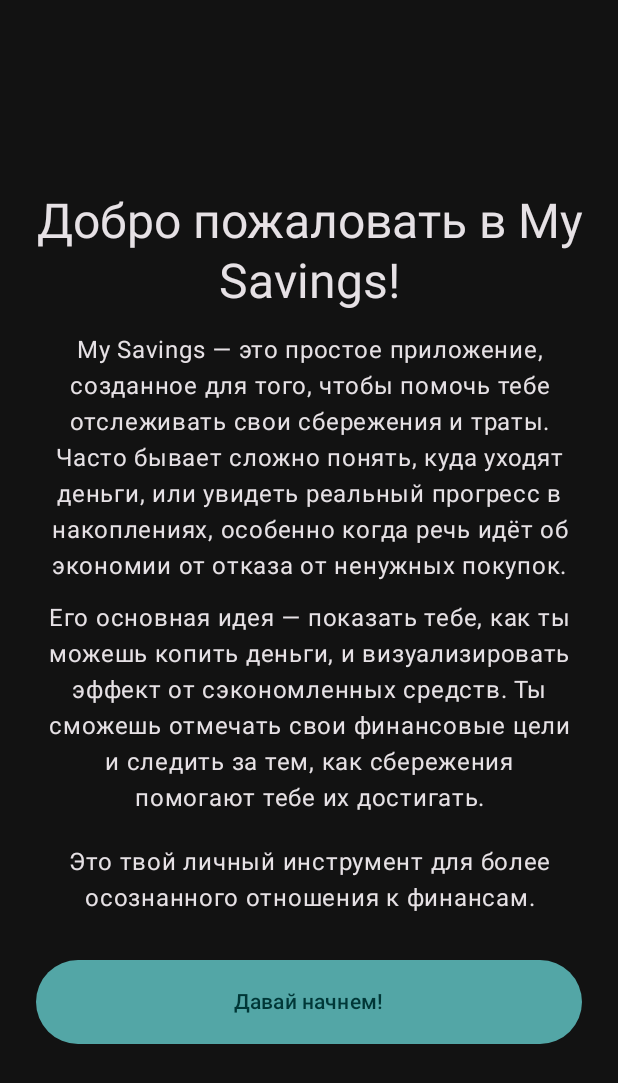
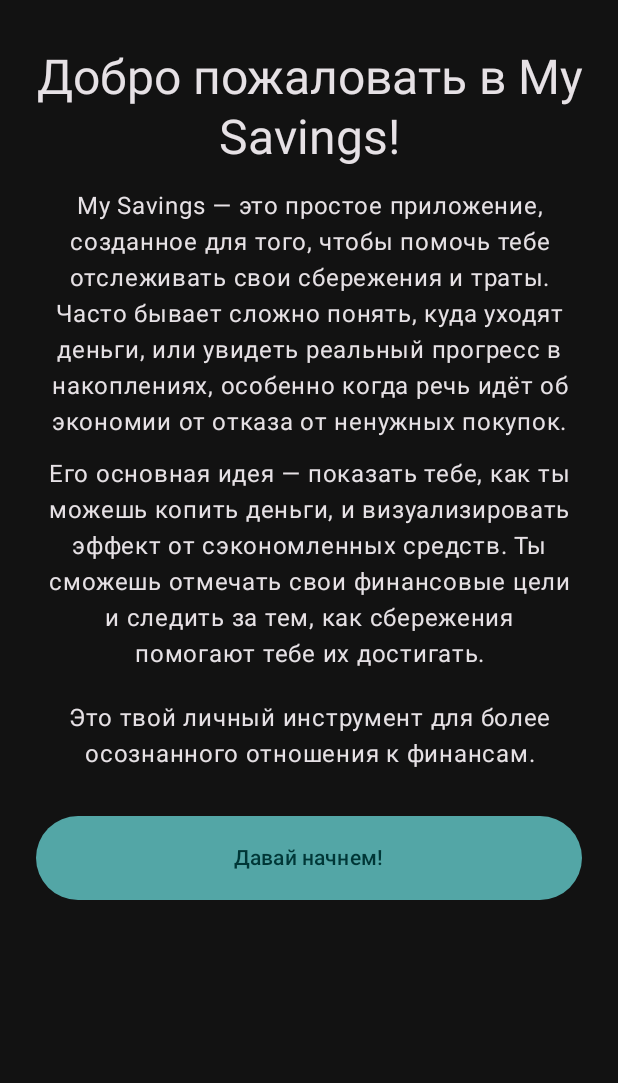
Before and after one commit to kuronekozero/NotBought, an Android app built with Jetpack Compose: the screen it shows after launch (MainActivity), on a phone screen of 412 x 824 dp. Shown: the top 1083 px of the screen. Run offline under Robolectric (Android 15) with nearby library versions, the phone set to English and light mode, and no system bars.

Commit message:
fixed background in statistics menu, also added scrolling to welcome screen

```diff
--- a/app/src/main/java/com/example/mysavings/WelcomeScreen.kt
+++ b/app/src/main/java/com/example/mysavings/WelcomeScreen.kt
@@ -10,6 +10,8 @@
 import androidx.compose.ui.Modifier
 import androidx.compose.ui.text.style.TextAlign
 import androidx.compose.ui.unit.dp
+import androidx.compose.foundation.rememberScrollState
+import androidx.compose.foundation.verticalScroll
 
 @Composable
 fun WelcomeScreen(onDismiss: () -> Unit) {
@@ -17,54 +19,55 @@
         modifier = Modifier.fillMaxSize(),
         color = MaterialTheme.colorScheme.background
     ) {
+        // 1. Create a scroll state to remember the scroll position
+        val scrollState = rememberScrollState()
+
         Column(
             modifier = Modifier
                 .fillMaxSize()
-                .padding(horizontal = 24.dp, vertical = 32.dp), // Adjusted horizontal padding for better look
-            verticalArrangement = Arrangement.Center,
+                // 2. Add the verticalScroll modifier to make the column scrollable
+                .verticalScroll(scrollState)
+                .padding(horizontal = 24.dp, vertical = 32.dp),
+            // 3. Remove verticalArrangement, as a scrollable column starts from the top
             horizontalAlignment = Alignment.CenterHorizontally
         ) {
-            // Headline for the welcome message
             Text(
                 text = "Добро пожаловать в My Savings!",
                 style = MaterialTheme.typography.headlineLarge,
                 textAlign = TextAlign.Center,
-                modifier = Modifier.padding(bottom = 16.dp) // Add padding below the headline
+                modifier = Modifier.padding(bottom = 16.dp)
             )
 
-            // First paragraph of the explanatory text
             Text(
                 text = "My Savings — это простое приложение, созданное для того, чтобы помочь тебе отслеживать свои сбережения и траты. Часто бывает сложно понять, куда уходят деньги, или увидеть реальный прогресс в накоплениях, особенно когда речь идёт об экономии от отказа от ненужных покупок.",
                 style = MaterialTheme.typography.bodyLarge,
                 textAlign = TextAlign.Center,
-                modifier = Modifier.padding(horizontal = 8.dp) // Add horizontal padding for better text flow
+                modifier = Modifier.padding(horizontal = 8.dp)
             )
-            Spacer(modifier = Modifier.height(16.dp)) // Spacer between paragraphs
+            Spacer(modifier = Modifier.height(16.dp))
 
-            // Second paragraph of the explanatory text
             Text(
                 text = "Его основная идея — показать тебе, как ты можешь копить деньги, и визуализировать эффект от сэкономленных средств. Ты сможешь отмечать свои финансовые цели и следить за тем, как сбережения помогают тебе их достигать.",
                 style = MaterialTheme.typography.bodyLarge,
                 textAlign = TextAlign.Center,
-                modifier = Modifier.padding(horizontal = 8.dp) // Add horizontal padding for better text flow
+                modifier = Modifier.padding(horizontal = 8.dp)
             )
-            Spacer(modifier = Modifier.height(24.dp)) // Spacer before the final call to action
+            Spacer(modifier = Modifier.height(24.dp))
 
-            // Final sentence acting as a call to action
             Text(
                 text = "Это твой личный инструмент для более осознанного отношения к финансам.",
                 style = MaterialTheme.typography.bodyLarge,
                 textAlign = TextAlign.Center,
-                modifier = Modifier.padding(horizontal = 8.dp) // Add horizontal padding for better text flow
+                modifier = Modifier.padding(horizontal = 8.dp)
             )
-            Spacer(modifier = Modifier.height(32.dp)) // Spacer before the button
+            Spacer(modifier = Modifier.height(32.dp))
 
             // Start button
             Button(
                 onClick = onDismiss,
                 modifier = Modifier
                     .fillMaxWidth()
-                    .height(56.dp) // Make the button slightly taller
+                    .height(56.dp)
             ) {
                 Text("Давай начнем!")
             }
```
Also changed, not shown: app/src/main/java/com/example/mysavings/StatisticsScreen.kt (+21 -18 lines).
